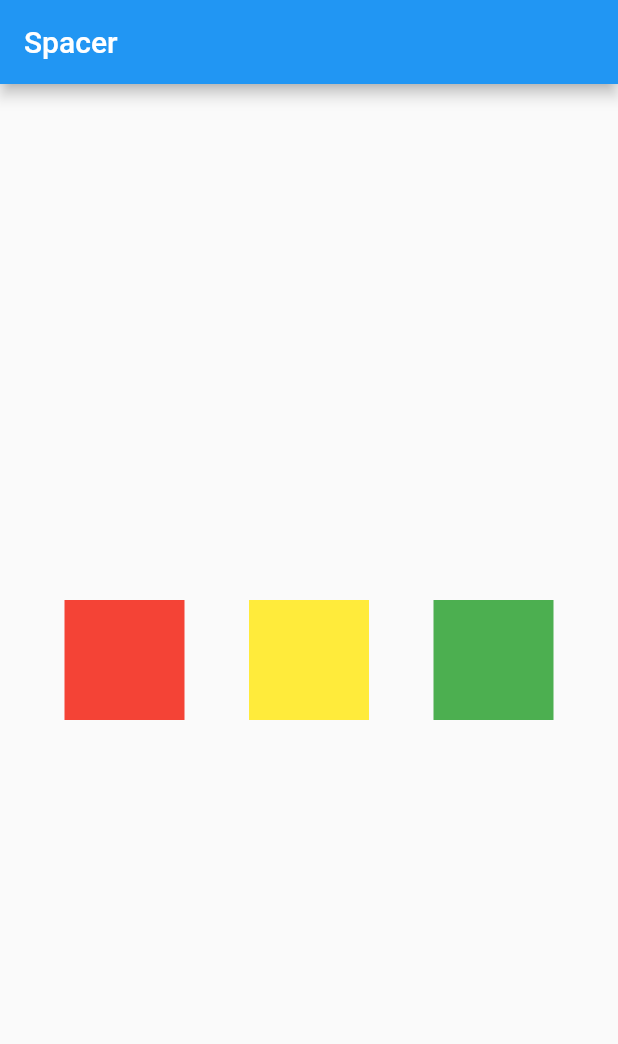
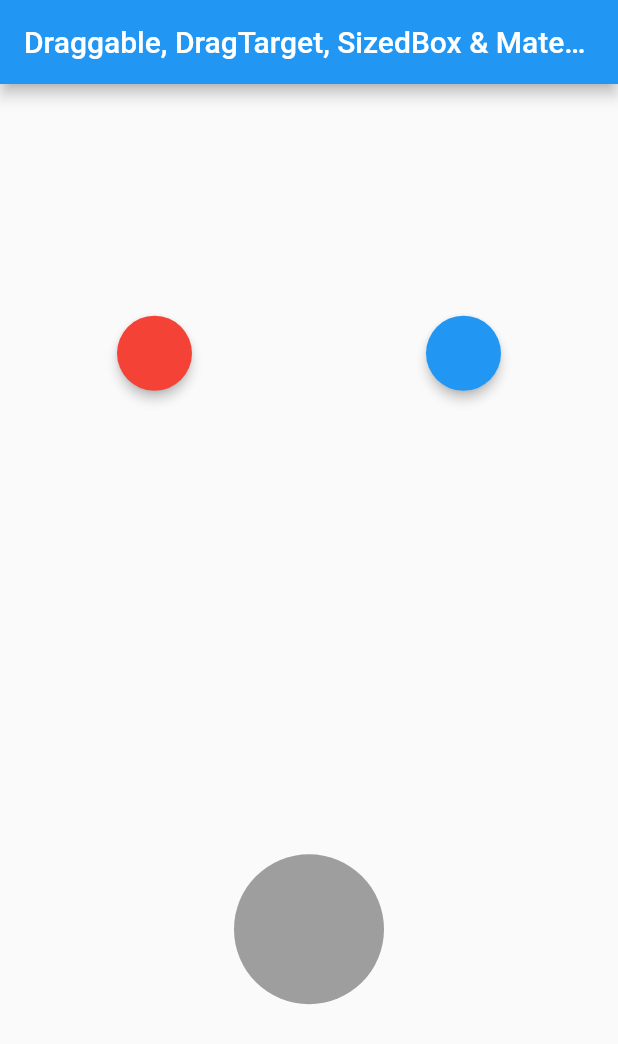
Before and after one commit to iqbalseptyan/flutter-fundamental, a Flutter app: the screen it shows after launch, on a phone screen of 412 x 824 dp. Shown: the top 1044 px of the screen. Run offline on Flutter 3.47's test engine with Material 2 defaults, Android fonts, the phone set to English and light mode, and no system bars.

Commit message:
Draggable, DragTarget, SizedBox & Material

```diff
--- a/lib/main.dart
+++ b/lib/main.dart
@@ -4,39 +4,124 @@ void main() {
   runApp(const MyApp());
 }
 
-class MyApp extends StatelessWidget {
+class MyApp extends StatefulWidget {
   const MyApp({Key? key}) : super(key: key);
+
+  @override
+  _MyAppState createState() => _MyAppState();
+}
+
+class _MyAppState extends State<MyApp> {
+  Color color1 = Colors.red;
+  Color color2 = Colors.blue;
+  Color target = Colors.white;
+  bool isAccepted = false;
 
   @override
   Widget build(BuildContext context) {
     return MaterialApp(
-        home: Scaffold(
-            appBar: AppBar(
-              title: const Text("Spacer"),
-            ),
-            body: Center(
-                child: Row(
-              children: [
-                const Spacer(flex: 1),
-                Container(
-                  width: 80,
-                  height: 80,
-                  color: Colors.red,
+      home: Scaffold(
+        appBar: AppBar(
+          title: const Text("Draggable, DragTarget, SizedBox & Material"),
+        ),
+        body:
+            Column(mainAxisAlignment: MainAxisAlignment.spaceAround, children: [
+          Row(
+            mainAxisAlignment: MainAxisAlignment.spaceAround,
+            children: [
+              Draggable(
+                data: color1,
+                child: SizedBox(
+                  width: 50,
+                  height: 50,
+                  child: Material(
+                    color: color1,
+                    shape: const StadiumBorder(),
+                    elevation: 3,
+                  ),
                 ),
-                const Spacer(flex: 1),
-                Container(
-                  width: 80,
-                  height: 80,
-                  color: Colors.yellow,
+                childWhenDragging: const SizedBox(
+                  width: 50,
+                  height: 50,
+                  child: Material(
+                    color: Colors.grey,
+                    shape: StadiumBorder(),
+                  ),
                 ),
-                const Spacer(flex: 1),
-                Container(
-                  width: 80,
-                  height: 80,
-                  color: Colors.green,
+                feedback: SizedBox(
+                  width: 50,
+                  height: 50,
+                  child: Material(
+                    color: color1,
+                    shape: const StadiumBorder(),
+                    elevation: 3,
+                  ),
                 ),
-                const Spacer(flex: 1)
-              ],
-            ))));
+              ),
+              Draggable<Color>(
+                data: color2,
+                child: SizedBox(
+                  width: 50,
+                  height: 50,
+                  child: Material(
+                    color: color2,
+                    shape: const StadiumBorder(),
+                    elevation: 3,
+                  ),
+                ),
+                childWhenDragging: const SizedBox(
+                  width: 50,
+                  height: 50,
+                  child: Material(
+                    color: Colors.grey,
+                    shape: StadiumBorder(),
+                  ),
+                ),
+                feedback: SizedBox(
+                  width: 50,
+                  height: 50,
+                  child: Material(
+                    color: color2,
+                    shape: const StadiumBorder(),
+                    elevation: 3,
+                  ),
+                ),
+              )
+            ],
+          ),
+          Row(
+            mainAxisAlignment: MainAxisAlignment.center,
+            children: [
+              DragTarget(
+                onWillAccept: (value) => true,
+                onAccept: (Color value) {
+                  isAccepted = true;
+                  target = value;
+                },
+                builder: (context, candidates, rejected) {
+                  return (isAccepted)
+                      ? SizedBox(
+                          width: 100,
+                          height: 100,
+                          child: Material(
+                            color: target,
+                            shape: const StadiumBorder(),
+                          ),
+                        )
+                      : const SizedBox(
+                          width: 100,
+                          height: 100,
+                          child: Material(
+                            color: Colors.grey,
+                            shape: StadiumBorder(),
+                          ),
+                        );
+                },
+              )
+            ],
+          )
+        ]),
+      ),
+    );
   }
 }
```
